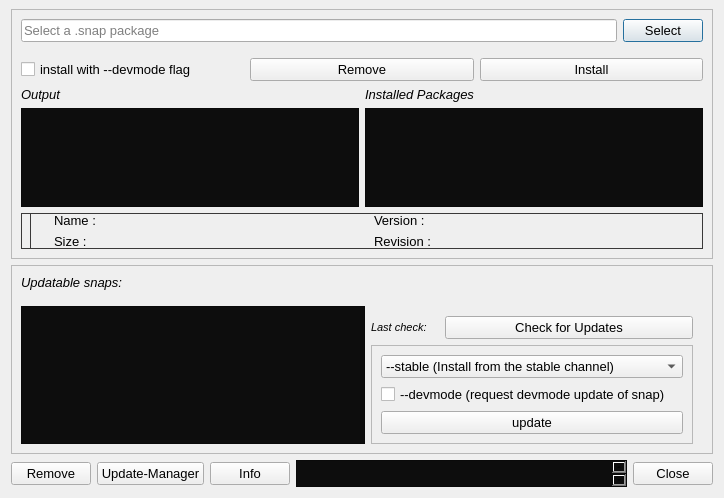
Above: snapcraft-qt/install_local_snap_dialog.ui from snapcraft-gui/snapcraft-gui before the change. Below: the same form after it.
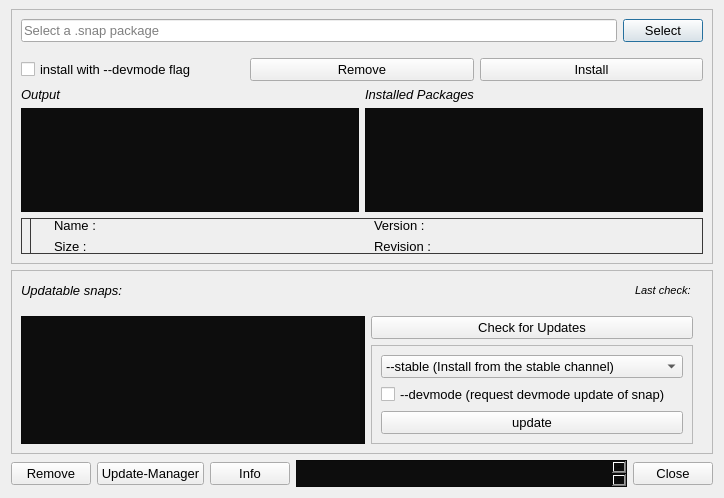
That is the form after the change. Icons and pictures are not drawn.

Commit message: fixed some ui freezing isuues caused due to qprocess

```diff
--- a/snapcraft-qt/install_local_snap_dialog.ui
+++ b/snapcraft-qt/install_local_snap_dialog.ui
@@ -147,7 +147,7 @@
              <widget class="QListWidget" name="installed_package">
               <property name="font">
                <font>
-                <pointsize>12</pointsize>
+                <pointsize>11</pointsize>
                </font>
               </property>
               <property name="styleSheet">
@@ -375,7 +375,18 @@
      </property>
      <layout class="QVBoxLayout" name="verticalLayout_4">
       <item>
+       <layout class="QHBoxLayout" name="horizontalLayout_6">
+        <property name="topMargin">
+         <number>0</number>
+        </property>
+        <item>
        <widget class="QLabel" name="label_8">
+          <property name="sizePolicy">
+           <sizepolicy hsizetype="Maximum" vsizetype="Preferred">
+            <horstretch>0</horstretch>
+            <verstretch>0</verstretch>
+           </sizepolicy>
+          </property>
         <property name="font">
          <font>
           <italic>true</italic>
@@ -387,39 +398,18 @@
        </widget>
       </item>
       <item>
-       <layout class="QHBoxLayout" name="horizontalLayout_5">
-        <property name="topMargin">
-         <number>10</number>
-        </property>
-        <item>
-         <widget class="QListWidget" name="updatable">
-          <property name="font">
-           <font>
-            <pointsize>12</pointsize>
-           </font>
+         <spacer name="horizontalSpacer">
+          <property name="orientation">
+           <enum>Qt::Horizontal</enum>
+          </property>
+          <property name="sizeHint" stdset="0">
+           <size>
+            <width>40</width>
+            <height>20</height>
+           </size>
           </property>
-          <property name="styleSheet">
-           <string notr="true">background-color:#0D0D0D;
-background-attachment: fixed;</string>
-          </property>
-          <property name="alternatingRowColors">
-           <bool>true</bool>
-          </property>
-          <property name="sortingEnabled">
-           <bool>true</bool>
-          </property>
-         </widget>
+         </spacer>
         </item>
-        <item>
-         <layout class="QVBoxLayout" name="verticalLayout_5">
-          <property name="rightMargin">
-           <number>10</number>
-          </property>
-          <item>
-           <layout class="QHBoxLayout" name="horizontalLayout_6">
-            <property name="topMargin">
-             <number>10</number>
-            </property>
             <item>
              <widget class="QLabel" name="label_9">
               <property name="sizePolicy">
@@ -458,14 +448,43 @@
               </property>
              </widget>
             </item>
+       </layout>
+      </item>
+      <item>
+       <layout class="QHBoxLayout" name="horizontalLayout_5">
+        <property name="topMargin">
+         <number>10</number>
+        </property>
+        <item>
+         <widget class="QListWidget" name="updatable">
+          <property name="font">
+           <font>
+            <pointsize>11</pointsize>
+           </font>
+          </property>
+          <property name="styleSheet">
+           <string notr="true">background-color:#0D0D0D;
+background-attachment: fixed;</string>
+          </property>
+          <property name="alternatingRowColors">
+           <bool>true</bool>
+          </property>
+          <property name="sortingEnabled">
+           <bool>true</bool>
+          </property>
+         </widget>
+        </item>
+        <item>
+         <layout class="QVBoxLayout" name="verticalLayout_5">
+          <property name="rightMargin">
+           <number>10</number>
+          </property>
             <item>
              <widget class="QPushButton" name="check_for_update">
               <property name="text">
                <string>Check for Updates</string>
               </property>
              </widget>
-            </item>
-           </layout>
           </item>
           <item>
            <widget class="QFrame" name="update_options">
```
Lines whose indentation alone changed are shown as unchanged. The commit also changes 2 other files.
